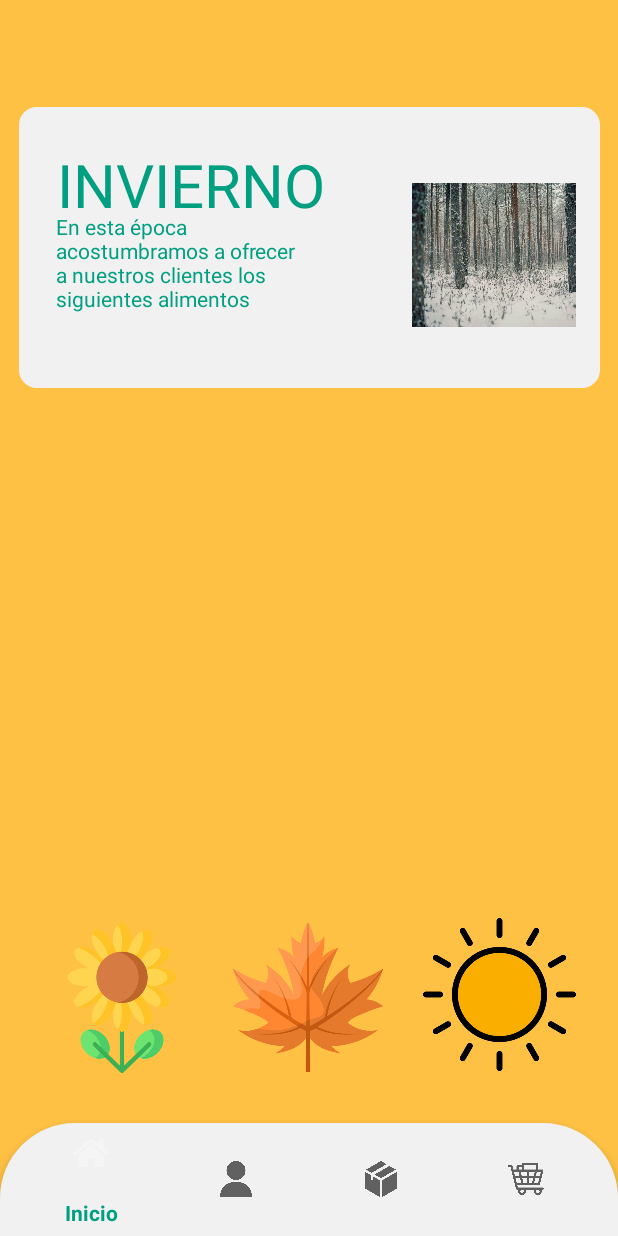
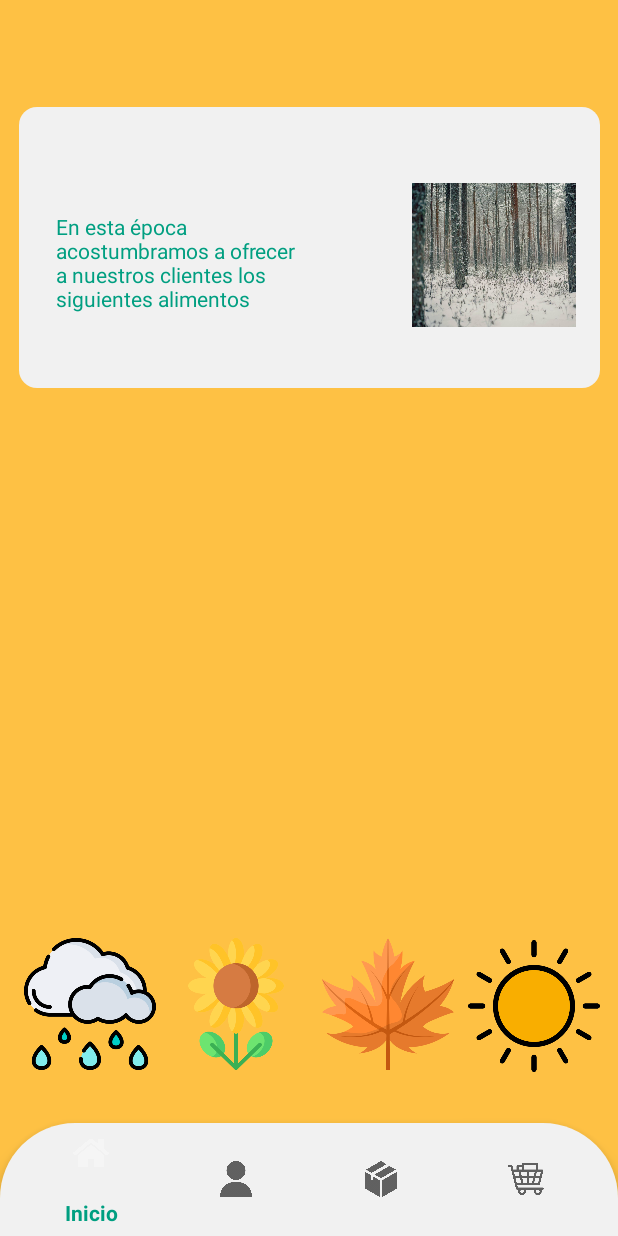
Before and after one commit to mai-pointer/Erronka1, an Android app: the PantallaInvierno screen opened directly, with no data from a screen before it, on a phone screen of 412 x 824 dp. Run offline under Robolectric (Android 15) with nearby library versions, the phone set to English and light mode, and no system bars; our stand-ins replace Firebase (no records; nobody signed in at launch, a user with empty details on screens opened directly); Roboto replaces fonts that are not available here.

Commit message:
estaciones finished

```diff
--- a/app/src/main/java/com/example/erronka1/PantallaInvierno.kt
+++ b/app/src/main/java/com/example/erronka1/PantallaInvierno.kt
@@ -2,11 +2,14 @@ package com.example.erronka1
 
 import android.annotation.SuppressLint
 import android.content.Intent
+import android.content.res.Configuration
 import androidx.appcompat.app.AppCompatActivity
 import android.os.Bundle
+import android.view.View
 import android.widget.ImageView
 import android.widget.TextView
 import com.google.firebase.auth.FirebaseAuth
+import java.util.Locale
 
 class PantallaInvierno : AppCompatActivity() {
 
@@ -15,6 +18,8 @@ class PantallaInvierno : AppCompatActivity() {
     private lateinit var verano: ImageView
     private lateinit var primavera: ImageView
     private lateinit var titulo: TextView
+    private lateinit var argazkia: ImageView
+
 
 
     @SuppressLint("MissingInflatedId")
@@ -22,29 +27,77 @@ class PantallaInvierno : AppCompatActivity() {
         super.onCreate(savedInstanceState)
         setContentView(R.layout.invierno)
 
-        invierno = findViewById(R.id.imageView4)
-        otoño = findViewById(R.id.otoño)
-        verano = findViewById(R.id.verano)
-        primavera = findViewById(R.id.primavera)
-        titulo = findViewById(R.id.textView)
-        val nuevoTamañoTexto = 40f
+        invierno = findViewById(R.id.inviernoo)
+        otoño = findViewById(R.id.otoñoo)
+        verano = findViewById(R.id.veranoo)
+        primavera = findViewById(R.id.primaveraa)
+        titulo = findViewById(R.id.textview)
+        argazkia = findViewById(R.id.imageView4)
+        val nuevoTamañoTexto = 30f
+        titulo.textSize = nuevoTamañoTexto
+
 
         val user = FirebaseAuth.getInstance().currentUser
         MenuNav.Crear(this, user)
 
-        titulo.textSize = nuevoTamañoTexto
+        val myseason = intent.getStringExtra("season")
+        when (myseason) {
+            getString(R.string.I) -> {
+                titulo.text=getString(R.string.I)
+                invierno.visibility = View.GONE
+                argazkia.setImageResource(R.drawable.invierno)
+            }
+            getString(R.string.P) -> {
+                titulo.text=getString(R.string.P)
+                primavera.visibility = View.GONE
+                argazkia.setImageResource(R.drawable.primavera)
+            }
+            getString(R.string.V) -> {
+                titulo.text=getString(R.string.V)
+                verano.visibility = View.GONE
+                argazkia.setImageResource(R.drawable.verano)
+            }
+            getString(R.string.O) -> {
+                titulo.text=getString(R.string.O)
+                otoño.visibility = View.GONE
+                argazkia.setImageResource(R.drawable.otono)
+            }
+        }
 
         otoño.setOnClickListener{
-            val Intent: Intent = Intent(this, PantallaOtoño::class.java)
-            startActivity(Intent)
+            titulo.text=getString(R.string.O)
+            otoño.visibility = View.GONE
+            primavera.visibility = View.VISIBLE
+            invierno.visibility = View.VISIBLE
+            verano.visibility = View.VISIBLE
+            argazkia.setImageResource(R.drawable.otono)
         }
         primavera.setOnClickListener{
-            val Intent: Intent = Intent(this, PantallaPrimavera::class.java)
-            startActivity(Intent)
+            titulo.text=getString(R.string.P)
+            primavera.visibility = View.GONE
+            invierno.visibility = View.VISIBLE
+            otoño.visibility = View.VISIBLE
+            verano.visibility = View.VISIBLE
+            argazkia.setImageResource(R.drawable.primavera)
+
         }
         verano.setOnClickListener{
-            val Intent: Intent = Intent(this, PantallaVerano::class.java)
-            startActivity(Intent)
+            titulo.text=getString(R.string.V)
+            verano.visibility = View.GONE
+            primavera.visibility = View.VISIBLE
+            otoño.visibility = View.VISIBLE
+            invierno.visibility = View.VISIBLE
+            argazkia.setImageResource(R.drawable.verano)
+
+        }
+        invierno.setOnClickListener{
+            titulo.text=getString(R.string.I)
+            invierno.visibility = View.GONE
+            primavera.visibility = View.VISIBLE
+            otoño.visibility = View.VISIBLE
+            verano.visibility = View.VISIBLE
+            argazkia.setImageResource(R.drawable.invierno)
+
         }
     }
 }
--- a/app/src/main/res/layout/invierno.xml
+++ b/app/src/main/res/layout/invierno.xml
@@ -37,10 +37,11 @@
                 app:layout_constraintVertical_bias="0.729" />
 
             <TextView
-                android:id="@+id/textView"
+                android:id="@+id/textview"
                 android:layout_width="224dp"
                 android:layout_height="46dp"
-                android:text="INVIERNO"
+                android:textColor="@color/colorAccent"
+                android:textStyle="bold"
                 app:layout_constraintBottom_toBottomOf="parent"
                 app:layout_constraintEnd_toEndOf="parent"
                 app:layout_constraintStart_toStartOf="parent"
@@ -66,40 +67,53 @@
     </LinearLayout>
 
     <ImageView
-        android:id="@+id/primavera"
-        android:layout_width="100dp"
-        android:layout_height="100dp"
+        android:id="@+id/veranoo"
+        android:layout_width="88dp"
+        android:layout_height="88dp"
         app:layout_constraintBottom_toBottomOf="parent"
         app:layout_constraintEnd_toEndOf="parent"
-        app:layout_constraintHorizontal_bias="0.1"
+        app:layout_constraintHorizontal_bias="0.962"
+        app:layout_constraintStart_toStartOf="parent"
+        app:layout_constraintTop_toTopOf="parent"
+        app:layout_constraintVertical_bias="0.851"
+        app:srcCompat="@drawable/vera" />
+
+    <ImageView
+        android:id="@+id/otoñoo"
+        android:layout_width="88dp"
+        android:layout_height="88dp"
+        app:layout_constraintBottom_toBottomOf="parent"
+        app:layout_constraintEnd_toEndOf="parent"
+        app:layout_constraintHorizontal_bias="0.662"
+        app:layout_constraintStart_toStartOf="parent"
+        app:layout_constraintTop_toTopOf="parent"
+        app:layout_constraintVertical_bias="0.85"
+        app:srcCompat="@drawable/oto" />
+
+    <ImageView
+        android:id="@+id/primaveraa"
+        android:layout_width="88dp"
+        android:layout_height="88dp"
+        app:layout_constraintBottom_toBottomOf="parent"
+        app:layout_constraintEnd_toEndOf="parent"
+        app:layout_constraintHorizontal_bias="0.349"
         app:layout_constraintStart_toStartOf="parent"
         app:layout_constraintTop_toTopOf="parent"
         app:layout_constraintVertical_bias="0.85"
         app:srcCompat="@drawable/prim" />
 
     <ImageView
-        android:id="@+id/otoño"
-        android:layout_width="100dp"
-        android:layout_height="100dp"
+        android:id="@+id/inviernoo"
+        android:layout_width="88dp"
+        android:layout_height="88dp"
         app:layout_constraintBottom_toBottomOf="parent"
         app:layout_constraintEnd_toEndOf="parent"
-        app:layout_constraintHorizontal_bias="0.498"
+        app:layout_constraintHorizontal_bias="0.049"
         app:layout_constraintStart_toStartOf="parent"
         app:layout_constraintTop_toTopOf="parent"
-        app:layout_constraintVertical_bias="0.849"
-        app:srcCompat="@drawable/oto" />
+        app:layout_constraintVertical_bias="0.85"
+        app:srcCompat="@drawable/invi" />
 
-    <ImageView
-        android:id="@+id/verano"
-        android:layout_width="102dp"
-        android:layout_height="102dp"
-        app:layout_constraintBottom_toBottomOf="parent"
-        app:layout_constraintEnd_toEndOf="parent"
-        app:layout_constraintHorizontal_bias="0.909"
-        app:layout_constraintStart_toStartOf="parent"
-        app:layout_constraintTop_toTopOf="parent"
-        app:layout_constraintVertical_bias="0.848"
-        app:srcCompat="@drawable/vera" />
     <com.google.android.material.bottomnavigation.BottomNavigationView
         android:id="@+id/navMenu"
         android:layout_width="0dp"
@@ -109,4 +123,5 @@
         app:layout_constraintEnd_toEndOf="parent"
         app:layout_constraintStart_toStartOf="parent"
         tools:ignore="VisualLintBottomNav" />
+
 </androidx.constraintlayout.widget.ConstraintLayout>
--- a/app/src/main/res/values/strings.xml
+++ b/app/src/main/res/values/strings.xml
@@ -70,5 +70,10 @@
     <string name="guk_eramango_dizugu">Guk eramango dizugu</string>
     <string name="janaria_ez_doa_zaborrera">Janaria ez doa zaborrera</string>
 
+    <!-- sasoiak -->
+    <string name="I">NEGUA</string>
+    <string name="P">UDABERRIA</string>
+    <string name="O">UDAZKENA</string>
+    <string name="V">UDA</string>
 
 </resources>
```
Also changed, not shown: app/src/main/AndroidManifest.xml (+0 -9 lines), app/src/main/java/com/example/erronka1/MainActivity.kt (+7 -3 lines), app/src/main/java/com/example/erronka1/PantallaOtoño.kt (deleted, +0 -52 lines), app/src/main/java/com/example/erronka1/PantallaPrimavera.kt (deleted, +0 -47 lines), app/src/main/java/com/example/erronka1/PantallaVerano.kt (deleted, +0 -47 lines), app/src/main/res/layout/otono.xml (deleted, +0 -112 lines), app/src/main/res/layout/primavera.xml (deleted, +0 -112 lines), app/src/main/res/layout/verano.xml (deleted, +0 -112 lines), 1 other file.
